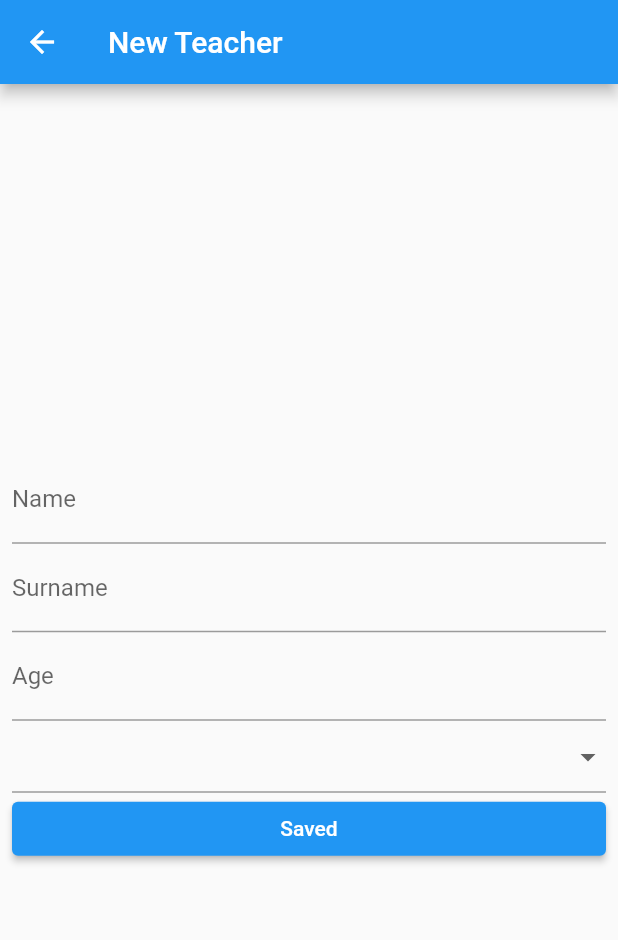
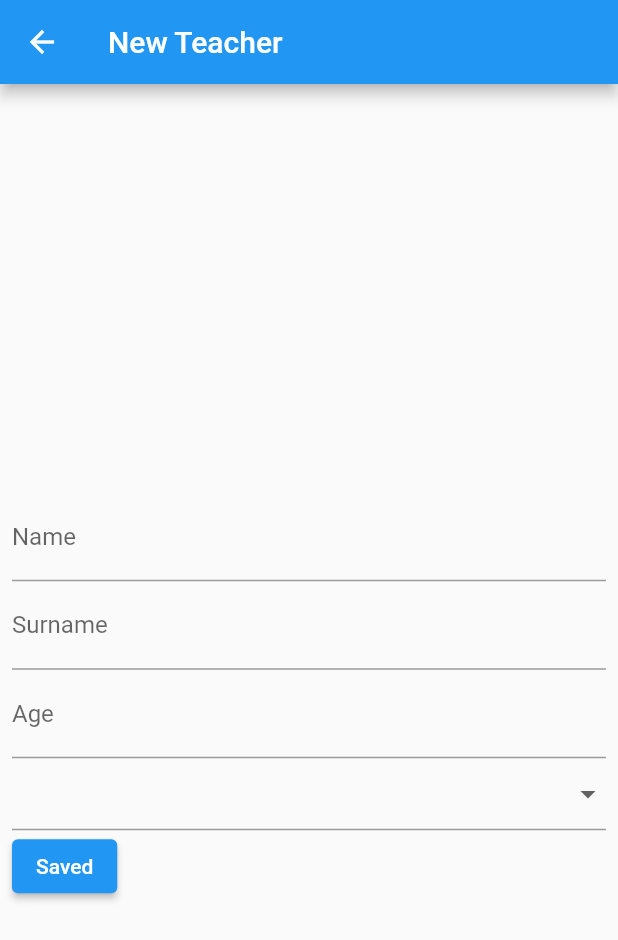
Before and after one commit to SouL-H/OyunUygulamaKampi, a Flutter app: the TeacherForm screen opened directly, on a phone screen of 412 x 824 dp. Shown: the top 940 px of the screen. Run offline on Flutter 3.47's test engine with Material 2 defaults, Android fonts, the phone set to English and light mode, and no system bars; our stand-ins replace cloud_firestore, firebase_auth, firebase_core, firebase_storage, flutter_riverpod, google_sign_in and 3 more; missing offline and left inert: dart:ffi; accounts and stored records are empty.

Commit message:
rive animation and Exclicit animation add

```diff
--- a/flutter/demoApp/oudemoapp_riverpod/lib/teacher/teacher_form.dart
+++ b/flutter/demoApp/oudemoapp_riverpod/lib/teacher/teacher_form.dart
@@ -10,9 +10,14 @@ class TeacherForm extends ConsumerStatefulWidget {
   _TeacherFormState createState() => _TeacherFormState();
 }
 
-class _TeacherFormState extends ConsumerState<TeacherForm> {
+class _TeacherFormState extends ConsumerState<TeacherForm>
+    with SingleTickerProviderStateMixin {
+  late final AnimationController animationController =
+      AnimationController(vsync: this);
   final Map<String, dynamic> entery = {};
   final _formKey = GlobalKey<FormState>();
+  final aligmentTween = Tween<AlignmentGeometry>(
+      begin: Alignment.centerLeft, end: Alignment.centerRight);
 
   bool isSaving = false;
 
@@ -29,6 +34,9 @@ class _TeacherFormState extends ConsumerState<TeacherForm> {
                 mainAxisAlignment: MainAxisAlignment.center,
                 crossAxisAlignment: CrossAxisAlignment.stretch,
                 children: [
+                  ScaleTransition(
+                      scale: animationController,
+                      child: const Icon(Icons.person, size: 50)),
                   TextFormField(
                     decoration: const InputDecoration(
                       label: Text('Name'),
@@ -71,6 +79,11 @@ class _TeacherFormState extends ConsumerState<TeacherForm> {
                     onSaved: (newValue) {
                       entery['yas'] = int.parse(newValue!);
                     },
+                    onChanged: (value) {
+                      final v = double.parse(value);
+                      animationController.animateTo(v / 100,
+                          duration: const Duration(seconds: 1));
+                    },
                   ),
                   DropdownButtonFormField(
                     items: const [
@@ -90,7 +103,9 @@ class _TeacherFormState extends ConsumerState<TeacherForm> {
                   ),
                   isSaving
                       ? const Center(child: const CircularProgressIndicator())
-                      : ElevatedButton(
+                      : AlignTransition(
+                          alignment: aligmentTween.animate(animationController),
+                          child: ElevatedButton(
                               onPressed: () async {
                                 final formState = _formKey.currentState;
                                 if (formState == null) return;
@@ -101,7 +116,8 @@ class _TeacherFormState extends ConsumerState<TeacherForm> {
 
                                 _saved();
                               },
-                          child: const Text('Saved'))
+                              child: const Text('Saved')),
+                        )
                 ],
               )),
         )));
--- a/flutter/demoApp/oudemoapp_riverpod/pubspec.yaml
+++ b/flutter/demoApp/oudemoapp_riverpod/pubspec.yaml
@@ -42,6 +42,7 @@ dependencies:
   cloud_firestore: ^3.1.8
   image_picker: ^0.8.4+8
   firebase_storage: ^10.2.7
+  rive: ^0.8.1
 
 dev_dependencies:
   flutter_test:
@@ -66,8 +67,8 @@ flutter:
   uses-material-design: true
 
   # To add assets to your application, add an assets section, like this:
-  # assets:
-  #   - images/a_dot_burr.jpeg
+  assets:
+    - animations/
   #   - images/a_dot_ham.jpeg
 
   # An image asset can refer to one or more resolution-specific "variants", see
```
Also changed, not shown: flutter/demoApp/oudemoapp_riverpod/lib/main.dart (+14 -1 lines), flutter/demoApp/oudemoapp_riverpod/lib/pages/students_pages.dart (+19 -6 lines), flutter/demoApp/oudemoapp_riverpod/lib/pages/teachers_pages.dart (+9 -2 lines), flutter/demoApp/oudemoapp_riverpod/pubspec.lock, 1 other file. Lines whose indentation alone changed are shown as unchanged.
